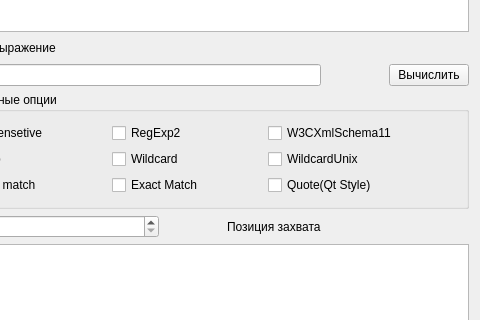
Above: qt/regexptest/mainwindow.ui from Vitozz/kukuruzo before the change; both pictures show x 86 to 566 and y 259 to 579 of the 566 by 695 pixel window. Below: the same form after it.
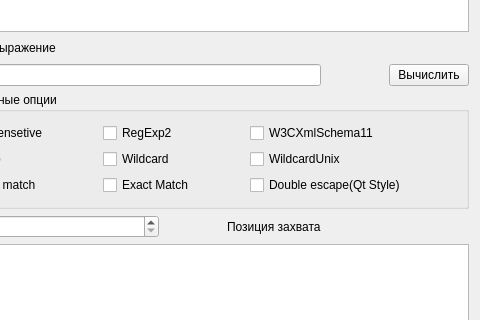
That is the form after the change. Icons and pictures are not drawn.

```diff
--- a/qt/regexptest/mainwindow.ui
+++ b/qt/regexptest/mainwindow.ui
@@ -233,7 +233,7 @@
        <item row="2" column="4">
         <widget class="QCheckBox" name="unquotebox">
          <property name="text">
-          <string>Quote(Qt Style)</string>
+          <string>Double escape(Qt Style)</string>
          </property>
         </widget>
        </item>
```
